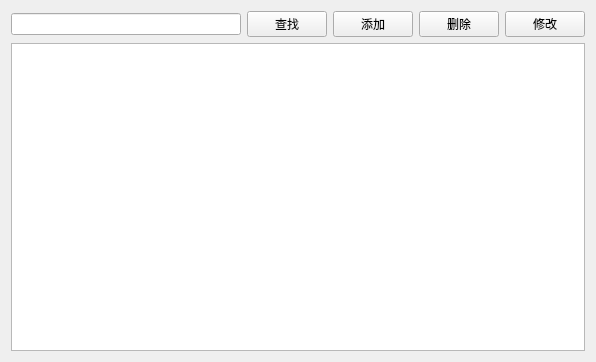
Old version of the form patientview.ui in the repository zhuguotiao/Lab3.
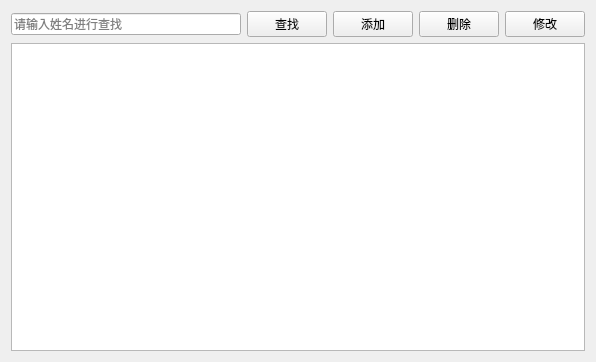
New version of the form. Icons and pictures are not drawn.

Commit message: 美化界面以及小细节完善

```diff
--- a/patientview.ui
+++ b/patientview.ui
@@ -17,7 +17,11 @@
    <item>
     <layout class="QHBoxLayout" name="horizontalLayout">
      <item>
-      <widget class="QLineEdit" name="textSearch"/>
+      <widget class="QLineEdit" name="textSearch">
+       <property name="placeholderText">
+        <string>请输入姓名进行查找</string>
+       </property>
+      </widget>
      </item>
      <item>
       <widget class="QPushButton" name="btSearch">
```
Left out of the diff: 20 changed lines with no effect on the pictures. The commit also changes 6 other files.
